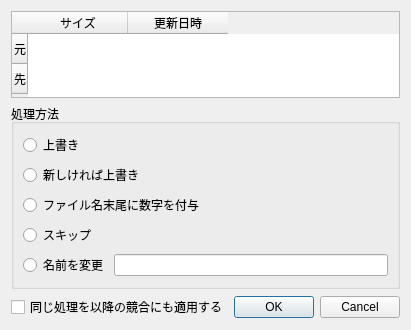
Before: the Qt Designer form overwritedialog.ui in miyabi-satoh/Gefu, drawn with Qt 5.
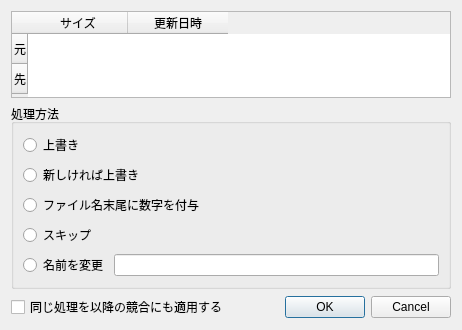
After: the same form once the commit is applied.

Diff of the .ui file:
```diff
--- a/overwritedialog.ui
+++ b/overwritedialog.ui
@@ -6,8 +6,8 @@
    <rect>
     <x>0</x>
     <y>0</y>
-    <width>384</width>
-    <height>286</height>
+    <width>462</width>
+    <height>319</height>
    </rect>
   </property>
   <property name="windowTitle">
```
Left out of the diff: 21 changed lines with no effect on the pictures.
